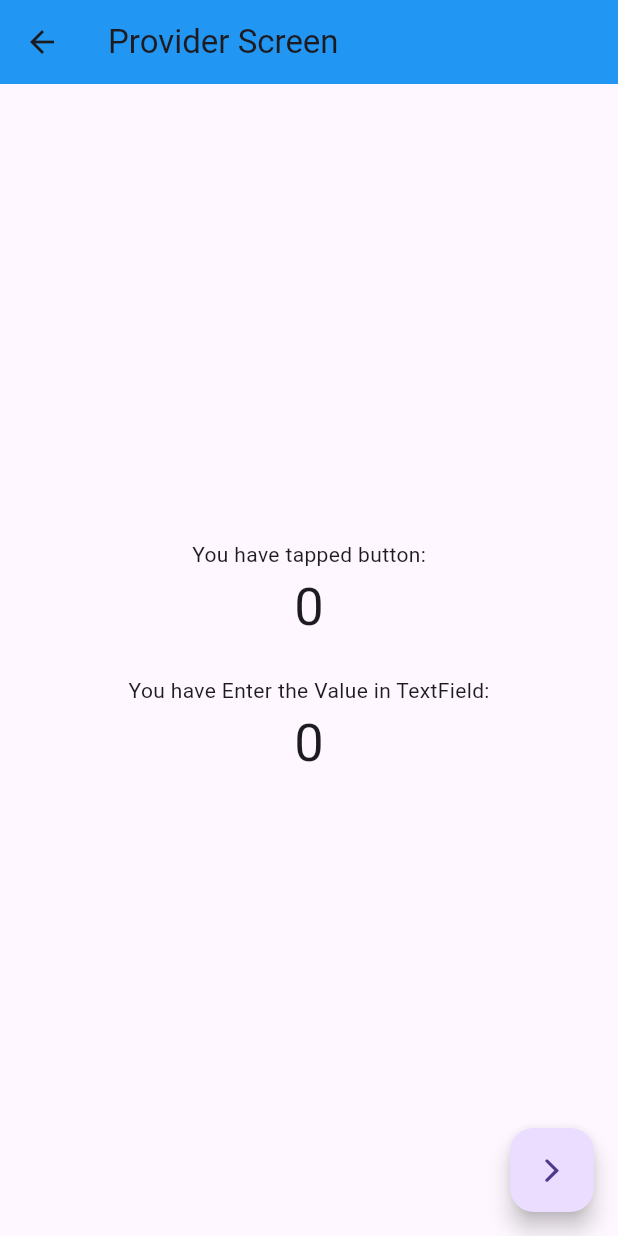
After one commit to AbrarSumra/all_widgets_of_flutter, a Flutter app: the ProviderScreen screen opened directly, on a phone screen of 412 x 824 dp. The commit adds this screen. Run offline on Flutter 3.47's test engine with Material 3 defaults, Android fonts, the light colour scheme and no system bars; our stand-ins replace animated_text_kit, flutter_screenutil, google_fonts, lottie, page_transition and 2 more; missing offline and left inert: dart:ffi; accounts and stored records are empty.

Commit message:
Provider Logic Added

```diff
--- /dev/null
+++ b/lib/basic_widgets/ProviderScreen/counter_provider.dart
@@ -0,0 +1,31 @@
+import 'package:flutter/material.dart';
+
+class CountProvider extends ChangeNotifier {
+  int _counter = 0;
+  int _counter2 = 0;
+
+  int getCount() {
+    return _counter;
+  }
+
+  void incrementCounter() {
+    _counter++;
+    notifyListeners();
+  }
+
+  void decrementCounter() {
+    if (_counter > 0) {
+      _counter--;
+    }
+    notifyListeners();
+  }
+
+  set counterValue(int value) {
+    _counter2 = value;
+    notifyListeners();
+  }
+
+  int get counterValue {
+    return _counter2;
+  }
+}
--- /dev/null
+++ b/lib/basic_widgets/ProviderScreen/provider_screen.dart
@@ -0,0 +1,55 @@
+import 'package:all_in_one_widgets/basic_widgets/ProviderScreen/counter_provider.dart';
+import 'package:all_in_one_widgets/basic_widgets/ProviderScreen/second_provider.dart';
+import 'package:flutter/cupertino.dart';
+import 'package:flutter/material.dart';
+import 'package:provider/provider.dart';
+
+class ProviderScreen extends StatelessWidget {
+  const ProviderScreen({super.key});
+
+  @override
+  Widget build(BuildContext context) {
+    return Scaffold(
+      appBar: AppBar(
+        title: const Text("Provider Screen"),
+        backgroundColor: Colors.blue,
+      ),
+      body: Column(
+        mainAxisAlignment: MainAxisAlignment.center,
+        crossAxisAlignment: CrossAxisAlignment.center,
+        children: [
+          Center(
+            child: Consumer<CountProvider>(
+              builder: (context, provider, child) {
+                return Column(
+                  children: [
+                    const Text("You have tapped button:"),
+                    Text(
+                      // "${Provider.of<CountProvider>(context).getCount()}",
+                      //"${context.watch<CountProvider>().getCount()}",
+                      "${provider.getCount()}",
+                      style: const TextStyle(fontSize: 35),
+                    ),
+                    const SizedBox(height: 21),
+                    const Text("You have Enter the Value in TextField:"),
+                    Text(
+                      "${provider.counterValue}",
+                      style: const TextStyle(fontSize: 35),
+                    ),
+                  ],
+                );
+              },
+            ),
+          ),
+        ],
+      ),
+      floatingActionButton: FloatingActionButton(
+        onPressed: () {
+          Navigator.of(context).push(
+              MaterialPageRoute(builder: (ctx) => SecondProviderScreen()));
+        },
+        child: const Icon(CupertinoIcons.forward),
+      ),
+    );
+  }
+}
--- a/pubspec.yaml
+++ b/pubspec.yaml
@@ -41,6 +41,7 @@ dependencies:
   cupertino_icons: ^1.0.2
   rive: ^0.12.3
   shared_preferences: ^2.2.2
+  provider: ^6.1.1
 
 dev_dependencies:
   flutter_test:
```
Also changed, not shown: lib/basic_widgets/ProviderScreen/second_provider.dart (added, +67 -0 lines), lib/homepage.dart (+15 -0 lines), lib/main.dart (+8 -1 lines), pubspec.lock.
